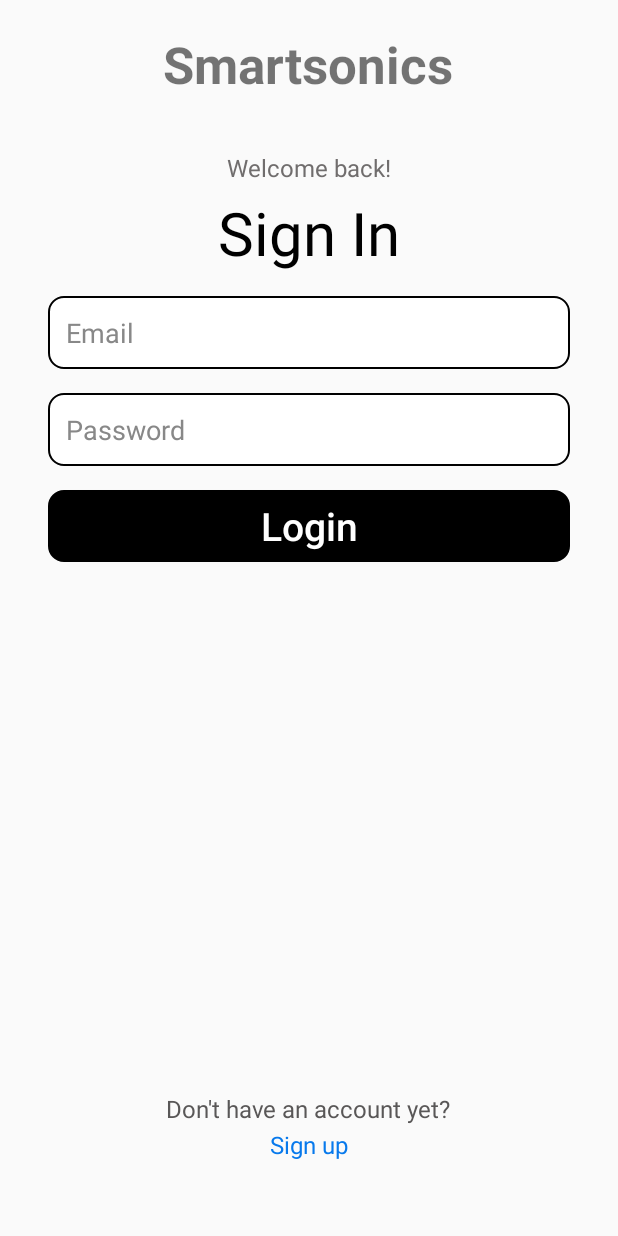
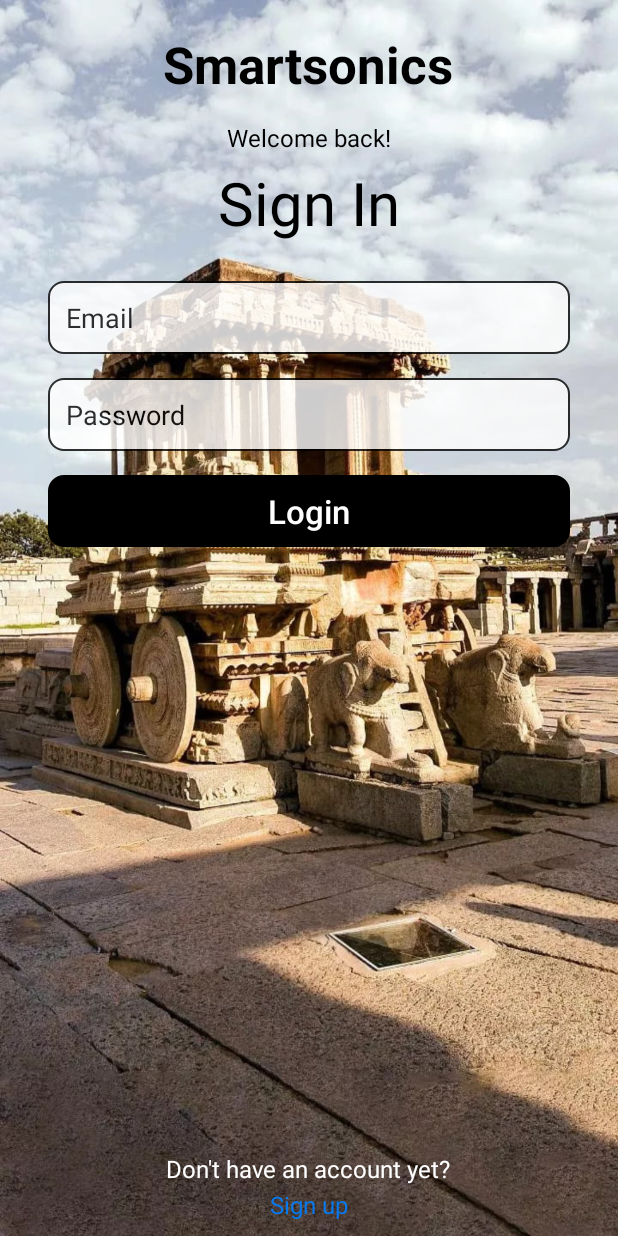
Before and after one commit to Shashankappu/smartGuide, an Android app: the screen it shows after launch (SignInActivity), on a phone screen of 412 x 824 dp. Run offline under Robolectric (Android 15) with nearby library versions, the light colour scheme and no system bars; our stand-ins replace Firebase (no records; nobody signed in at launch, a user with empty details on screens opened directly).

Commit message:
ui bacground has been chnaged

```diff
--- a/app/build.gradle
+++ b/app/build.gradle
@@ -51,7 +51,7 @@ dependencies {
     implementation 'org.jsoup:jsoup:1.15.3'
 
     //https request
-    implementation 'com.squareup.okhttp3:okhttp:4.9.1'
+    implementation 'com.squareup.okhttp3:okhttp:4.11.0'
     implementation 'com.google.code.gson:gson:2.10.1'
 
     implementation 'com.pierfrancescosoffritti.androidyoutubeplayer:chromecast-sender:0.28'
--- a/app/src/main/res/layout/activity_guidelist.xml
+++ b/app/src/main/res/layout/activity_guidelist.xml
@@ -4,6 +4,7 @@
     xmlns:tools="http://schemas.android.com/tools"
     android:layout_width="match_parent"
     android:layout_height="match_parent"
+    android:background="@drawable/hawamahal"
     tools:context=".Activities.GuidelistActivity">
 
     <TextView
@@ -12,7 +13,7 @@
         android:layout_height="wrap_content"
         android:text="Select your Guide"
         android:textSize="28sp"
-        android:textColor="#000000"
+        android:textColor="@color/white"
         android:layout_centerHorizontal="true"
         android:layout_marginTop="24dp" />
 
--- a/app/src/main/res/layout/activity_listen.xml
+++ b/app/src/main/res/layout/activity_listen.xml
@@ -4,6 +4,7 @@
     xmlns:tools="http://schemas.android.com/tools"
     android:layout_width="match_parent"
     android:layout_height="match_parent"
+    android:background="@drawable/bg1"
     tools:context=".Activities.ListenActivity">
 
     <RelativeLayout
@@ -17,10 +18,10 @@
             android:layout_height="wrap_content"
             android:text="Art Name"
             android:textSize="28sp"
-            android:textColor="#616161"
+            android:textColor="@color/black"
             android:fontFamily="sans-serif-condensed"
             android:layout_centerHorizontal="true"
-            android:layout_marginTop="20dp" />
+            android:layout_marginTop="10dp" />
 
         <androidx.cardview.widget.CardView
             android:id="@+id/ytvdeoll"
@@ -61,6 +62,7 @@
             android:layout_marginTop="10dp"
             android:layout_below="@id/timerTV"
             app:cardCornerRadius="10dp"
+            android:alpha="0.9"
             android:backgroundTint="@color/white"
             android:layout_marginEnd="10dp"
             android:layout_marginBottom="20dp"
--- a/app/src/main/res/layout/activity_sign_in.xml
+++ b/app/src/main/res/layout/activity_sign_in.xml
@@ -1,9 +1,9 @@
 <?xml version="1.0" encoding="utf-8"?>
 <RelativeLayout xmlns:android="http://schemas.android.com/apk/res/android"
-    xmlns:app="http://schemas.android.com/apk/res-auto"
     xmlns:tools="http://schemas.android.com/tools"
     android:layout_width="match_parent"
     android:layout_height="match_parent"
+    android:background="@drawable/bg1"
     tools:context=".Activities.SignInActivity">
 
     <TextView
@@ -17,18 +17,18 @@
         android:layout_marginBottom="5dp"
         android:text="@string/app_name"
         android:textSize="34sp"
+        android:textColor="@color/black"
         android:textStyle="bold" />
-
 
     <TextView
         android:id="@+id/welcomeTxt"
         android:layout_width="wrap_content"
         android:layout_height="wrap_content"
         android:layout_centerHorizontal="true"
-        android:layout_marginTop="30dp"
+        android:layout_marginTop="10dp"
         android:layout_below="@id/AppName"
         android:text="Welcome back!"
-        android:textColor="#706D6D"
+        android:textColor="@color/black"
         android:textSize="16sp" />
 
     <TextView
@@ -38,42 +38,26 @@
         android:layout_below="@id/welcomeTxt"
         android:layout_centerHorizontal="true"
         android:layout_marginTop="5dp"
-        android:layout_marginBottom="5dp"
+        android:layout_marginBottom="15dp"
         android:text="Sign In"
-        android:textColor="#000000"
+        android:textColor="@color/black"
         android:textSize="40sp" />
-
-    <EditText
-        android:id="@+id/GuideID_edt"
-        android:layout_width="match_parent"
-        android:layout_height="wrap_content"
-        android:layout_marginStart="32dp"
-        android:layout_marginEnd="32dp"
-        android:background="@drawable/custom_button_bg"
-        android:layout_below="@id/title_text"
-        android:layout_marginTop="16dp"
-        android:hint="Guide ID"
-        android:textColorHint="#888888"
-        android:textColor="#000000"
-        android:visibility="gone"
-        android:paddingRight="10dp"
-        android:longClickable="false"
-        android:padding="12dp" />
 
     <EditText
         android:id="@+id/email_edittext"
         android:layout_width="match_parent"
         android:layout_height="wrap_content"
-        android:layout_below="@id/GuideID_edt"
+        android:layout_below="@id/title_text"
         android:layout_marginStart="32dp"
         android:layout_marginTop="10dp"
         android:layout_marginEnd="32dp"
         android:background="@drawable/custom_button_bg"
         android:hint="Email"
+        android:alpha="0.8"
         android:inputType="textEmailAddress"
         android:padding="12dp"
         android:textColor="#000000"
-        android:textColorHint="#888888" />
+        android:textColorHint="@color/black" />
 
     <EditText
         android:id="@+id/password_edittext"
@@ -86,11 +70,12 @@
         android:background="@drawable/custom_button_bg"
         android:hint="Password"
         android:inputType="textPassword"
+        android:alpha="0.8"
         android:longClickable="false"
         android:padding="12dp"
         android:paddingRight="10dp"
         android:textColor="#000000"
-        android:textColorHint="#888888" />
+        android:textColorHint="@color/black" />
 
     <Button
         android:id="@+id/login_button"
@@ -104,8 +89,8 @@
         android:backgroundTint="@color/black"
         android:text="Login"
         android:textAllCaps="false"
-        android:textColor="#FFFFFF"
-        android:textSize="26sp" />
+        android:textColor="@color/white"
+        android:textSize="22sp" />
 
     <TextView
         android:id="@+id/donthaveacc_text"
@@ -115,7 +100,7 @@
         android:layout_centerHorizontal="true"
         android:layout_marginTop="16dp"
         android:text="Don't have an account yet?"
-        android:textColor="#595757"
+        android:textColor="@color/white"
         android:textSize="16sp" />
 
     <TextView
@@ -125,7 +110,7 @@
         android:layout_alignParentBottom="true"
         android:layout_centerHorizontal="true"
         android:layout_marginTop="2dp"
-        android:layout_marginBottom="50dp"
+        android:layout_marginBottom="10dp"
         android:text="Sign up"
         android:textColor="#0779EC"
         android:textSize="16sp" />
--- a/app/src/main/res/layout/activity_stories.xml
+++ b/app/src/main/res/layout/activity_stories.xml
@@ -4,7 +4,7 @@
     xmlns:tools="http://schemas.android.com/tools"
     android:layout_width="match_parent"
     android:layout_height="match_parent"
-    android:background="#A0A6C8"
+    android:background="@drawable/kanyakumari"
     tools:context=".Activities.StoriesActivity">
 
    <androidx.appcompat.widget.Toolbar
--- a/app/src/main/res/layout/item_guide.xml
+++ b/app/src/main/res/layout/item_guide.xml
@@ -8,6 +8,7 @@
     android:text="Guide 1"
     android:gravity="center"
     android:layout_height="wrap_content"
+    android:alpha="0.8"
     android:background="@drawable/custom_button_bg"
     android:layout_margin="10dp"
     android:padding="16dp"/>
```
Also changed, not shown: app/src/main/res/layout/activity_add_story.xml (+20 -13 lines), app/src/main/res/layout/activity_create_account.xml (+25 -13 lines), app/src/main/res/layout/activity_home_scan.xml (+7 -3 lines), app/src/main/res/drawable/ayodhya.jpg (added), app/src/main/res/drawable/bg1.jpg (added), app/src/main/res/drawable/hawamahal.jpg (added), app/src/main/res/drawable/kanyakumari.jpg (added). Lines whose indentation alone changed are shown as unchanged.
